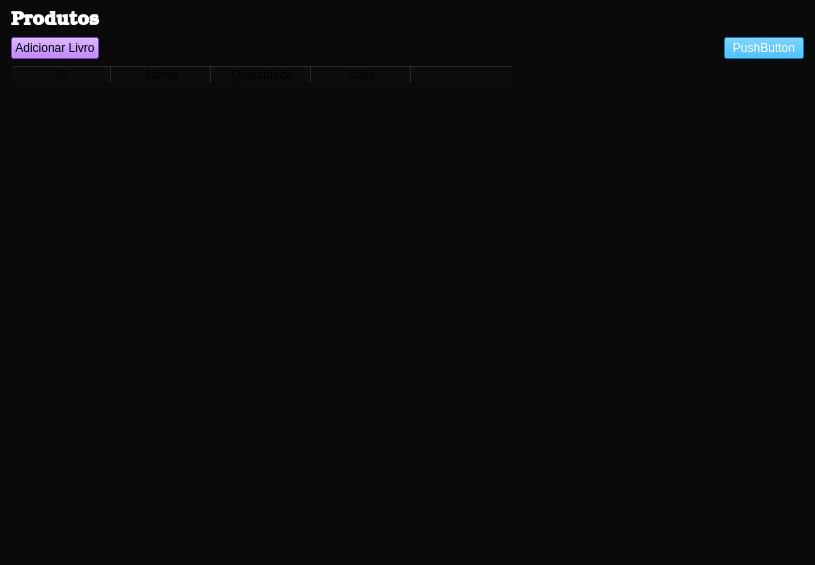
Qt form view/book.ui (HarukiReiss/Sistema-Cyber_Book) before a commit.
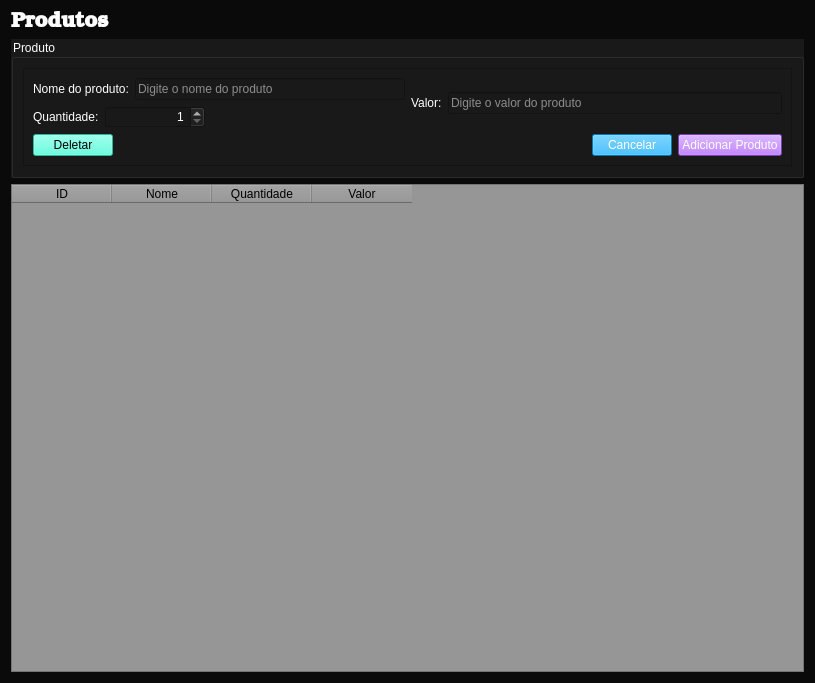
The same form after that commit.

```diff
--- a/view/book.ui
+++ b/view/book.ui
@@ -7,7 +7,7 @@
     <x>0</x>
     <y>0</y>
     <width>815</width>
-    <height>565</height>
+    <height>683</height>
    </rect>
   </property>
   <property name="windowTitle">
@@ -17,13 +17,13 @@
    <string notr="true">background-color: rgb(10, 10, 10);
 color: rgb(255, 255, 255);</string>
   </property>
-  <layout class="QVBoxLayout" name="verticalLayout">
+  <layout class="QVBoxLayout" name="verticalLayout_4">
    <item>
     <widget class="QLabel" name="label">
      <property name="font">
       <font>
        <family>Bookman Old Style</family>
-       <pointsize>14</pointsize>
+       <pointsize>16</pointsize>
        <weight>75</weight>
        <bold>true</bold>
       </font>
@@ -34,15 +34,131 @@
     </widget>
    </item>
    <item>
+    <widget class="QGroupBox" name="groupBox">
+     <property name="styleSheet">
+      <string notr="true">background-color: rgb(25, 25, 25);
+</string>
+     </property>
+     <property name="title">
+      <string>Produto</string>
+     </property>
+     <layout class="QHBoxLayout" name="horizontalLayout_7">
+      <item>
+       <widget class="QFrame" name="frame">
+        <property name="frameShape">
+         <enum>QFrame::StyledPanel</enum>
+        </property>
+        <property name="frameShadow">
+         <enum>QFrame::Raised</enum>
+        </property>
+        <layout class="QVBoxLayout" name="verticalLayout_3">
+         <item>
+          <layout class="QHBoxLayout" name="horizontalLayout_6">
+           <item>
+            <layout class="QVBoxLayout" name="verticalLayout">
+             <item>
+              <layout class="QHBoxLayout" name="horizontalLayout_2">
+               <item>
+                <widget class="QLabel" name="label_2">
+                 <property name="text">
+                  <string>Nome do produto:</string>
+                 </property>
+                </widget>
+               </item>
+               <item>
+                <widget class="QLineEdit" name="book_name">
+                 <property name="placeholderText">
+                  <string>Digite o nome do produto</string>
+                 </property>
+                </widget>
+               </item>
+              </layout>
+             </item>
+             <item>
+              <layout class="QHBoxLayout" name="horizontalLayout_3">
+               <item>
+                <widget class="QLabel" name="label_3">
+                 <property name="sizePolicy">
+                  <sizepolicy hsizetype="Fixed" vsizetype="Preferred">
+                   <horstretch>0</horstretch>
+                   <verstretch>0</verstretch>
+                  </sizepolicy>
+                 </property>
+                 <property name="text">
+                  <string>Quantidade:</string>
+                 </property>
+                </widget>
+               </item>
+               <item>
+                <widget class="QSpinBox" name="book_qtd">
+                 <property name="sizePolicy">
+                  <sizepolicy hsizetype="Preferred" vsizetype="Fixed">
+                   <horstretch>0</horstretch>
+                   <verstretch>0</verstretch>
+                  </sizepolicy>
+                 </property>
+                 <property name="alignment">
+                  <set>Qt::AlignRight|Qt::AlignTrailing|Qt::AlignVCenter</set>
+                 </property>
+                 <property name="minimum">
+                  <number>1</number>
+                 </property>
+                </widget>
+               </item>
+               <item>
+                <spacer name="horizontalSpacer_2">
+                 <property name="orientation">
+                  <enum>Qt::Horizontal</enum>
+                 </property>
+                 <property name="sizeType">
+                  <enum>QSizePolicy::Fixed</enum>
+                 </property>
+                 <property name="sizeHint" stdset="0">
+                  <size>
+                   <width>200</width>
+                   <height>20</height>
+                  </size>
+                 </property>
+                </spacer>
+               </item>
+              </layout>
+             </item>
+            </layout>
+           </item>
+           <item>
+            <layout class="QVBoxLayout" name="verticalLayout_2">
+             <item>
+              <layout class="QHBoxLayout" name="horizontalLayout_5">
+               <item>
+                <widget class="QLabel" name="label_4">
+                 <property name="text">
+                  <string>Valor:</string>
+                 </property>
+                </widget>
+               </item>
+               <item>
+                <widget class="QLineEdit" name="book_price">
+                 <property name="placeholderText">
+                  <string>Digite o valor do produto</string>
+                 </property>
+                </widget>
+               </item>
+              </layout>
+             </item>
+            </layout>
+           </item>
+          </layout>
+         </item>
+         <item>
     <layout class="QHBoxLayout" name="horizontalLayout">
      <item>
       <widget class="QPushButton" name="add_book_btn">
        <property name="styleSheet">
-        <string notr="true">background-color: rgb(170, 85, 255);
+              <string notr="true">background-color: rgb(64, 255, 217);
 color: rgb(0, 0, 0);</string>
        </property>
        <property name="text">
-        <string>Adicionar Livro</string>
+              <string>Deletar</string>
        </property>
       </widget>
      </item>
@@ -65,16 +181,42 @@
         <string notr="true">background-color: rgb(0, 170, 255);</string>
        </property>
        <property name="text">
-        <string>PushButton</string>
+              <string>Cancelar</string>
        </property>
       </widget>
      </item>
-    </layout>
+           <item>
+            <widget class="QPushButton" name="add_book">
+             <property name="cursor">
+              <cursorShape>PointingHandCursor</cursorShape>
+             </property>
+             <property name="toolTip">
+              <string>Salvar produto</string>
+             </property>
+             <property name="styleSheet">
+              <string notr="true">background-color: rgb(170, 85, 255);</string>
+             </property>
+             <property name="text">
+              <string>Adicionar Produto</string>
+             </property>
+            </widget>
+           </item>
+          </layout>
+         </item>
+        </layout>
+       </widget>
+      </item>
+     </layout>
+    </widget>
    </item>
    <item>
     <widget class="QTableWidget" name="tabela_livros">
      <property name="styleSheet">
-      <string notr="true">color: rgb(0, 0, 0);</string>
+      <string notr="true">background-color: rgb(150, 150, 150);
+color: rgb(0, 0, 0);</string>
+     </property>
+     <property name="editTriggers">
+      <set>QAbstractItemView::NoEditTriggers</set>
      </property>
      <column>
       <property name="text">
@@ -96,11 +238,6 @@
        <string>Valor</string>
       </property>
      </column>
-     <column>
-      <property name="text">
-       <string/>
-      </property>
-     </column>
     </widget>
    </item>
   </layout>
```
Left out of the diff: 16 changed lines with no effect on the pictures. Lines whose indentation alone changed are shown as unchanged.
